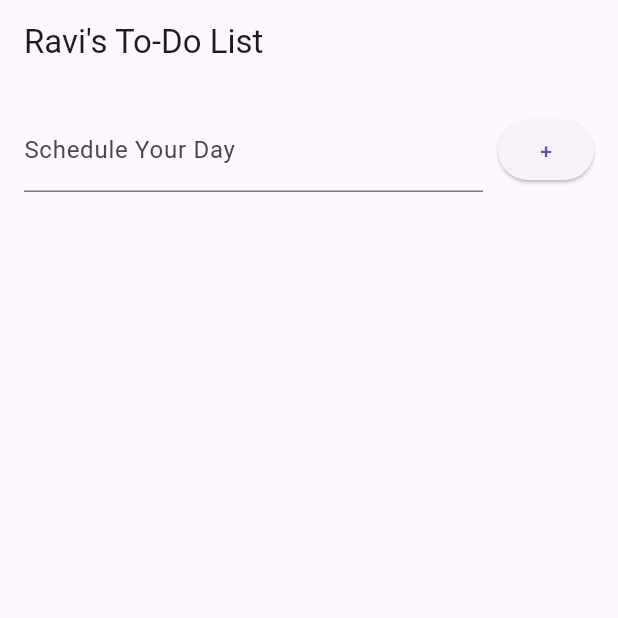
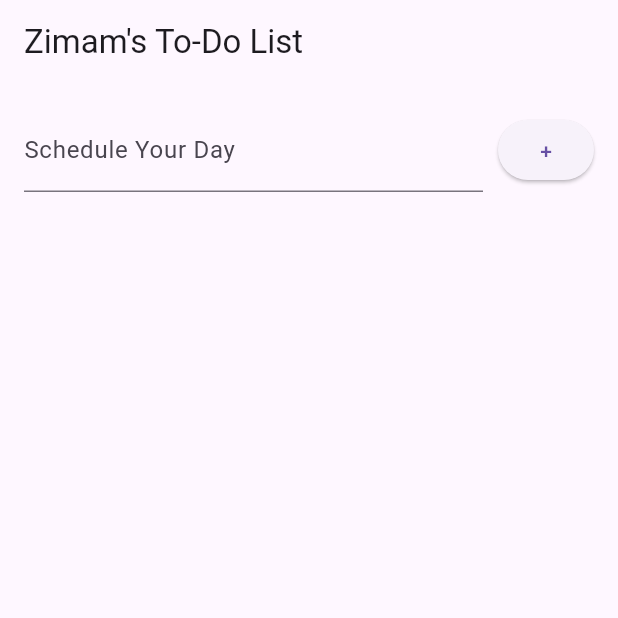
Before and after one commit to zimam007/todolist, a Flutter app: the screen it shows after launch, on a phone screen of 412 x 824 dp, the top half of it. Run offline on Flutter 3.47's test engine with Material 3 defaults, Android fonts, the phone set to English and light mode, and no system bars.

```diff
--- a/lib/main.dart
+++ b/lib/main.dart
@@ -61,7 +61,7 @@ class _ToDoListState extends State<ToDoList> {
   Widget build(BuildContext context) {
     return Scaffold(
       appBar: AppBar(
-        title: Text("Ravi's To-Do List"),
+        title: Text("Zimam's To-Do List"),
       ),
       body: Column(
         children: [
```
